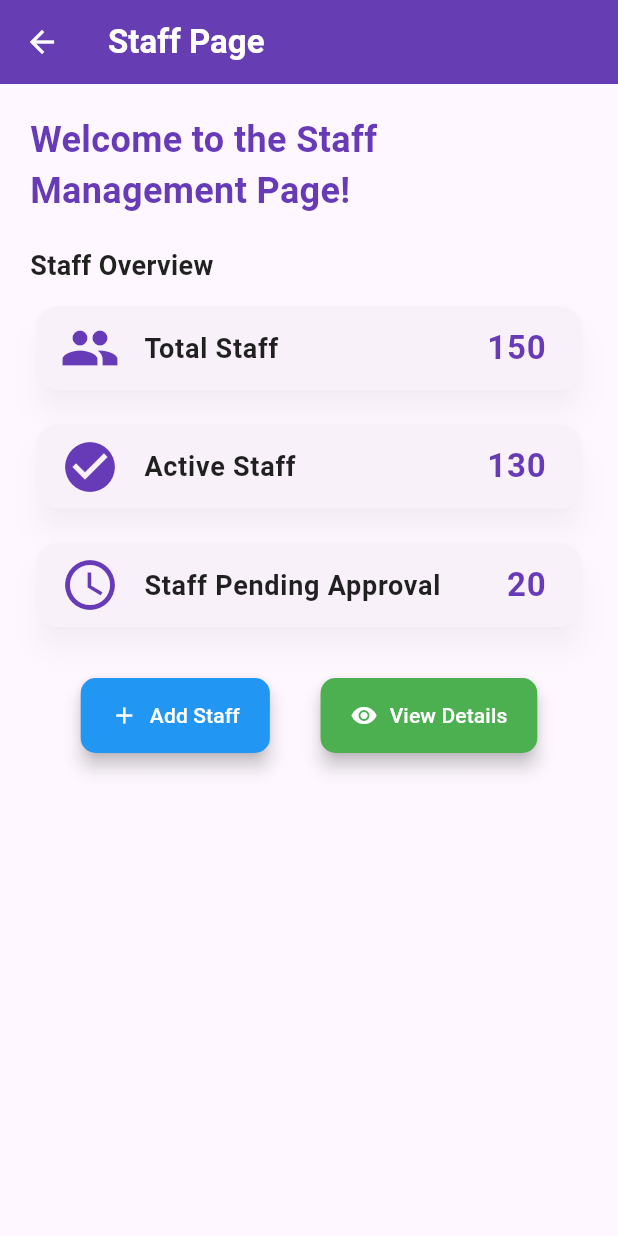
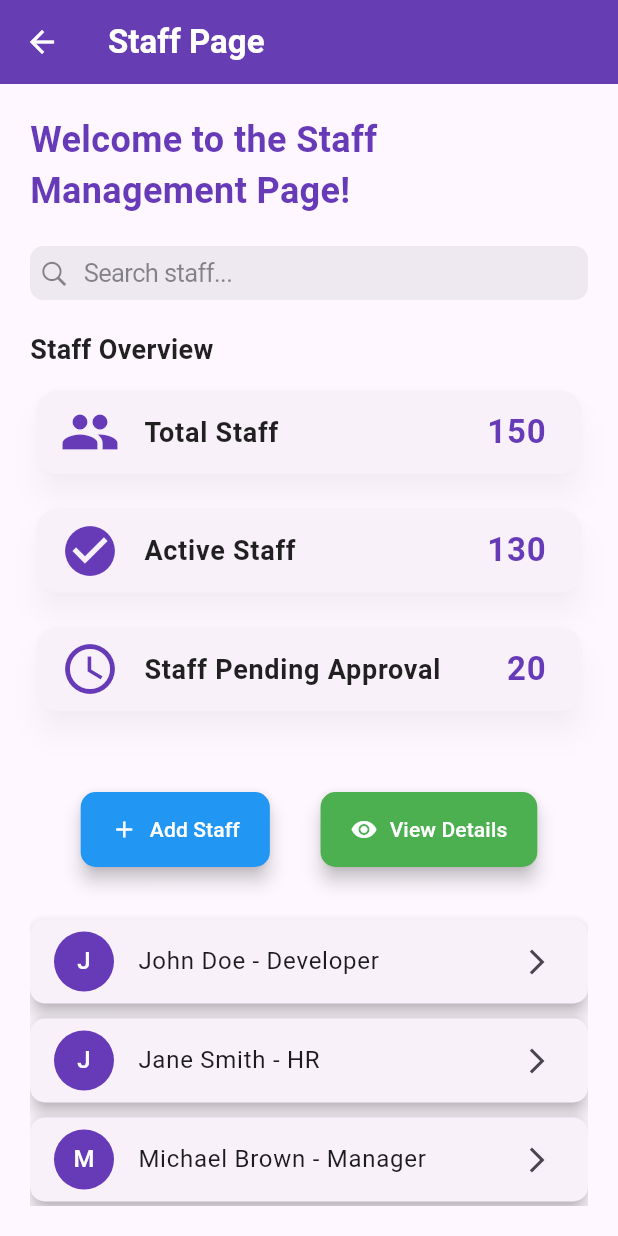
Before and after one commit to MANA2528/EduAdmin_flutter, a Flutter app: the StaffPage screen opened directly, on a phone screen of 412 x 824 dp. Run offline on Flutter 3.47's test engine with Material 3 defaults, Android fonts, the phone set to English and light mode, and no system bars; our stand-ins replace smooth_page_indicator.

Commit message:
StaffPage editing5

```diff
--- a/lib/main_screens/StaffPage.dart
+++ b/lib/main_screens/StaffPage.dart
@@ -1,3 +1,5 @@
+//import 'package:charts_flutter/flutter.dart' as charts;
+import 'package:flutter/cupertino.dart';
 import 'package:flutter/material.dart';
 
 class StaffPage extends StatelessWidget {
@@ -37,6 +39,9 @@ class StaffPage extends StatelessWidget {
               ),
             ),
             SizedBox(height: 20),
+            // Search bar
+            _buildSearchBar(),
+            SizedBox(height: 20),
             // Staff info section (example content)
             Text(
               "Staff Overview",
@@ -53,6 +58,9 @@ class StaffPage extends StatelessWidget {
             SizedBox(height: 15),
             _buildStaffInfoCard(
                 "Staff Pending Approval", "20", Icons.access_time),
+            SizedBox(height: 20),
+            // Bar chart for Staff Distribution
+            //_buildStaffChart(),
             SizedBox(height: 30),
             // Action Buttons (e.g., Add Staff, View Details)
             Row(
@@ -64,9 +72,24 @@ class StaffPage extends StatelessWidget {
                     context, "View Details", Icons.visibility, Colors.green),
               ],
             ),
+            SizedBox(height: 30),
+            // Staff List (interactive)
+            Expanded(child: _buildStaffList()),
           ],
         ),
       ),
+    );
+  }
+
+  // Search bar (to filter staff members)
+  Widget _buildSearchBar() {
+    return CupertinoSearchTextField(
+      padding: EdgeInsets.symmetric(horizontal: 10),
+      placeholder: 'Search staff...',
+      onChanged: (text) {
+        // Implement search logic
+        print("Searching for: $text");
+      },
     );
   }
 
@@ -122,4 +145,84 @@ class StaffPage extends StatelessWidget {
       ),
     );
   }
+
+  // Bar Chart for staff distribution (Active vs Pending)
+  // Widget _buildStaffChart() {
+  //var data = [
+  // StaffData('Active', 130),
+  // StaffData('Pending', 20),
+  //];
+
+  //var series = [
+  //charts.Series<StaffData, String>(
+  //id: 'Staff Distribution',
+  //colorFn: (_, __) => charts.MaterialPalette.deepPurple.shadeDefault,
+  //domainFn: (StaffData staff, _) => staff.status,
+  //measureFn: (StaffData staff, _) => staff.count,
+  //data: data,
+  // )
+  //];
+
+  //return Container(
+  // height: 200,
+  // padding: EdgeInsets.all(10),
+  // child: charts.BarChart(
+  // series,
+  // animate: true,
+  // vertical: false,
+  // barRendererDecorator: charts.BarLabelDecorator<String>(),
+  //// domainAxis: charts.OrdinalAxisSpec(
+  //   renderSpec: charts.SmallTickRendererSpec(labelRotation: 45),
+  //  ),
+  //),
+  // );
+  //}
+
+  // Staff List (Scrollable with clickable items)
+  Widget _buildStaffList() {
+    List<String> staffMembers = [
+      'John Doe - Developer',
+      'Jane Smith - HR',
+      'Michael Brown - Manager',
+      'Sarah Lee - Designer',
+      'David Wilson - Developer',
+    ];
+
+    return ListView.builder(
+      itemCount: staffMembers.length,
+      itemBuilder: (context, index) {
+        return Card(
+          elevation: 5,
+          margin: EdgeInsets.symmetric(vertical: 5),
+          shape:
+              RoundedRectangleBorder(borderRadius: BorderRadius.circular(10)),
+          child: ListTile(
+            leading: CircleAvatar(
+              backgroundColor: Colors.deepPurple,
+              child: Text(
+                staffMembers[index]
+                    [0], // Initial letter of the staff member's name
+                style: TextStyle(color: Colors.white),
+              ),
+            ),
+            title: Text(staffMembers[index]),
+            trailing: Icon(Icons.arrow_forward_ios, size: 20),
+            onTap: () {
+              // Implement navigation or other actions here
+              ScaffoldMessenger.of(context).showSnackBar(
+                SnackBar(content: Text("${staffMembers[index]} clicked")),
+              );
+            },
+          ),
+        );
+      },
+    );
+  }
 }
+
+class StaffData {
+  final String status;
+  final int count;
+
+  StaffData(this.status, this.count);
+}
```
